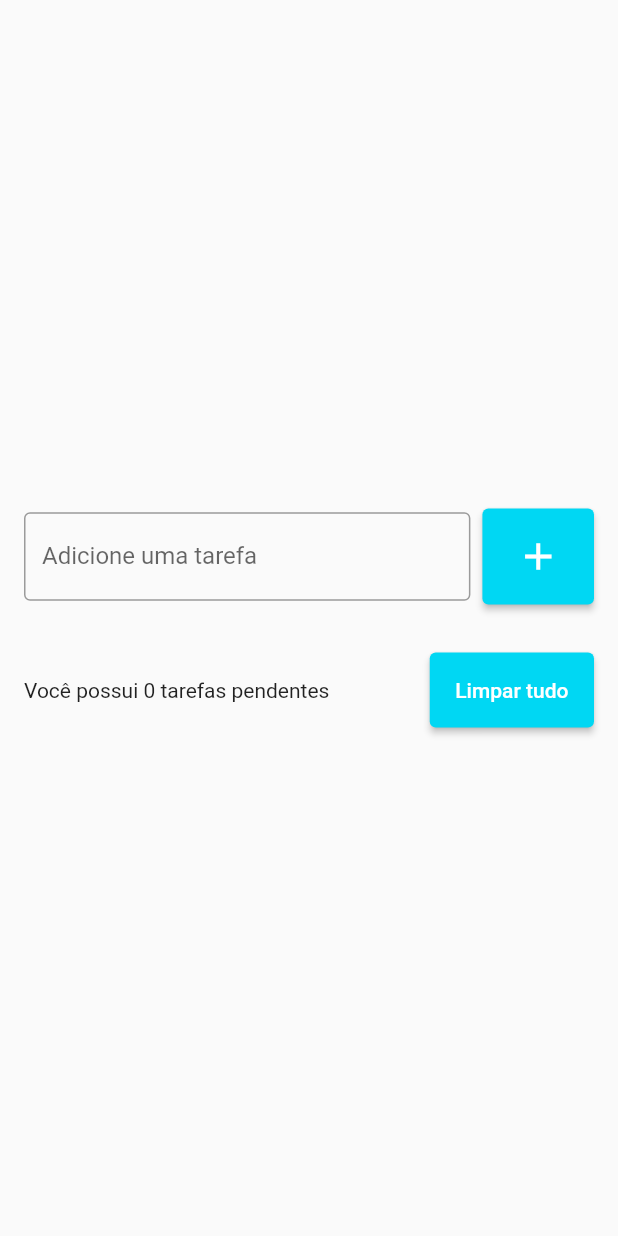
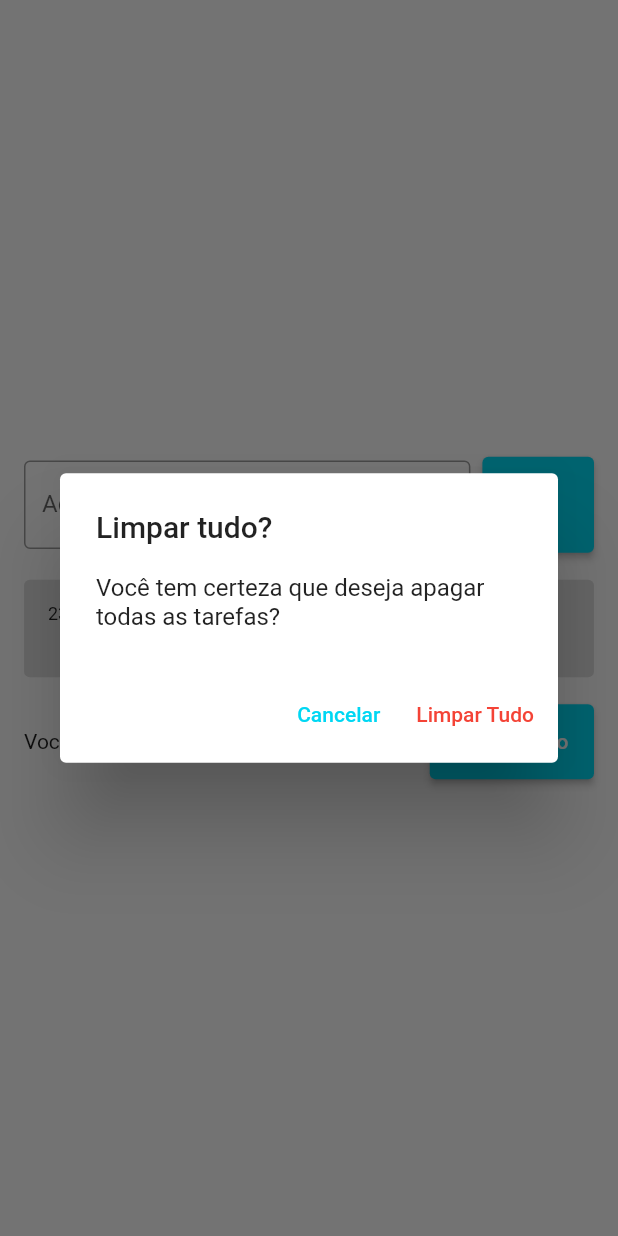
Before and after one commit to RFBruno/flutter-todo, a Flutter app: the screen it shows after launch, after a tap on the "add" icon, after a tap on "Limpar tudo", on a phone screen of 412 x 824 dp. Run offline on Flutter 3.47's test engine with Material 2 defaults, Android fonts, the phone set to English and light mode, and no system bars; drawn by our look-alikes of flutter_slidable; our stand-ins replace shared_preferences.

```diff
--- a/lib/models/todo.dart
+++ b/lib/models/todo.dart
@@ -5,7 +5,18 @@ class Todo {
     required this.dateTime
   });
 
+  Todo.fromJson(Map<String, dynamic> json)
+    :title = json['title'],
+     dateTime = DateTime.parse(json['dateTime']);
+
   String title;
   DateTime dateTime;
 
+  Map<String, dynamic> toJson(){
+    return {
+      'title': title,
+      'dateTime': dateTime.toIso8601String()
+    };
+  }
+
 }
--- a/lib/pages/todo_list.dart
+++ b/lib/pages/todo_list.dart
@@ -2,6 +2,7 @@
 import 'package:flutter/cupertino.dart';
 import 'package:flutter/material.dart';
 import 'package:todolist/models/todo.dart';
+import 'package:todolist/repositories/todo_repository.dart';
 import 'package:todolist/widgets/todo_list_item.dart';
 
 class TodoListPage extends StatefulWidget {
@@ -13,10 +14,21 @@ class TodoListPage extends StatefulWidget {
 
 class _TodoListPageState extends State<TodoListPage> {
   final TextEditingController todoController = new TextEditingController();
+  final TodoRespository todoRespository = new TodoRespository();
 
   List<Todo> todos = [];
   Todo? deletedTodo;
   int? deletedTodoPos;
+
+  @override
+  void initState(){
+    super.initState();
+
+    todoRespository.getTodoList().then((value) => {
+      setState(() =>{todos = value })
+    });
+  }
+
 
   @override
   Widget build(BuildContext context) {
@@ -54,6 +66,7 @@ class _TodoListPageState extends State<TodoListPage> {
                               todos.add(newTodo);
                             });
                             todoController.clear();
+                            todoRespository.saveTodoList(todos);
                           },
                           style: ElevatedButton.styleFrom(
                             primary :const Color(0xff00d7f3),
@@ -91,9 +104,7 @@ class _TodoListPageState extends State<TodoListPage> {
                     ElevatedButton(
                       child: Text('Limpar tudo'),
                       onPressed: () {
-                        setState(() {
-                          todos = [];
-                        });
+                        showDeleteTodosDialog();
                       },
                       style: ElevatedButton.styleFrom(
                             primary : Color(0xff00d7f3),
@@ -118,6 +129,8 @@ class _TodoListPageState extends State<TodoListPage> {
 
     setState(() {
       todos.remove(todo);
+      todoRespository.saveTodoList(todos);
+
     });
 
     ScaffoldMessenger.of(context).clearSnackBars();
@@ -135,6 +148,7 @@ class _TodoListPageState extends State<TodoListPage> {
               onPressed: () {
                 setState(() {
                   todos.insert(deletedTodoPos!, deletedTodo!);
+                  todoRespository.saveTodoList(todos);
                 });
               }
               ),
@@ -142,4 +156,39 @@ class _TodoListPageState extends State<TodoListPage> {
         )
       );
   }
+
+
+  void showDeleteTodosDialog(){
+    showDialog<String>(
+        context: context,
+        builder: (BuildContext context) => AlertDialog(
+          title: const Text('Limpar tudo?'),
+          content: const Text('Você tem certeza que deseja apagar todas as tarefas?'),
+          actions: <Widget>[
+            TextButton(
+              style: TextButton.styleFrom(primary: Color(0xff00d7f3)),
+              onPressed: () => Navigator.pop(context, 'Cancel'),
+              child: const Text('Cancelar'),
+            ),
+            TextButton(
+              style: TextButton.styleFrom(primary: Colors.red),
+              onPressed: () => {
+                  Navigator.of(context).pop(),
+                  deleteTodos()
+                },
+              child: const Text('Limpar Tudo'),
+            ),
+          ],
+        ),
+    );
+  }
+
+  void deleteTodos(){
+    setState(() {
+      todos.clear();
+    });
+    todoRespository.saveTodoList(todos);
+
+  }
+
 }
--- /dev/null
+++ b/lib/repositories/todo_repository.dart
@@ -0,0 +1,25 @@
+import 'dart:convert';
+
+import 'package:shared_preferences/shared_preferences.dart';
+import 'package:todolist/models/todo.dart';
+
+class TodoRespository {
+
+  late SharedPreferences sharedPreferences;
+
+  Future<List<Todo>> getTodoList() async{
+    sharedPreferences = await SharedPreferences.getInstance();
+
+    final String jsonString = sharedPreferences.getString('todo_list') ?? '[]';
+
+    final List jsonDecoded = json.decode(jsonString) as List;
+
+    return jsonDecoded.map((e) => Todo.fromJson(e)).toList();
+  }
+
+  void saveTodoList(List<Todo> todos){
+    final jsonString = json.encode(todos);
+
+    sharedPreferences.setString('todo_list', jsonString);
+  }
+}
--- a/pubspec.yaml
+++ b/pubspec.yaml
@@ -36,6 +36,7 @@ dependencies:
   cupertino_icons: ^1.0.2
   intl:
   flutter_slidable: ^1.2.0
+  shared_preferences: ^2.0.13
 
 dev_dependencies:
   flutter_test:
```
Also changed, not shown: pubspec.lock.
